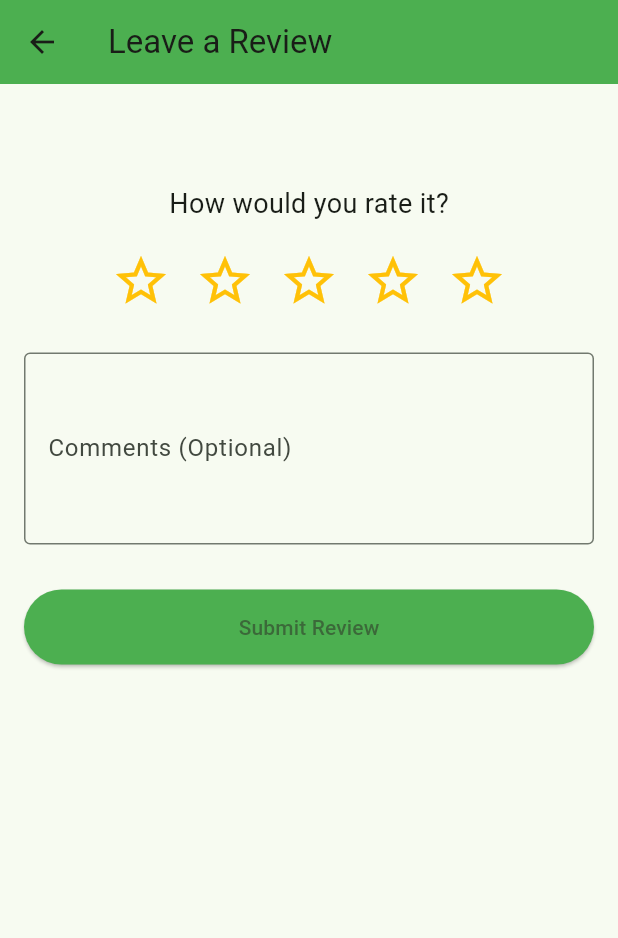
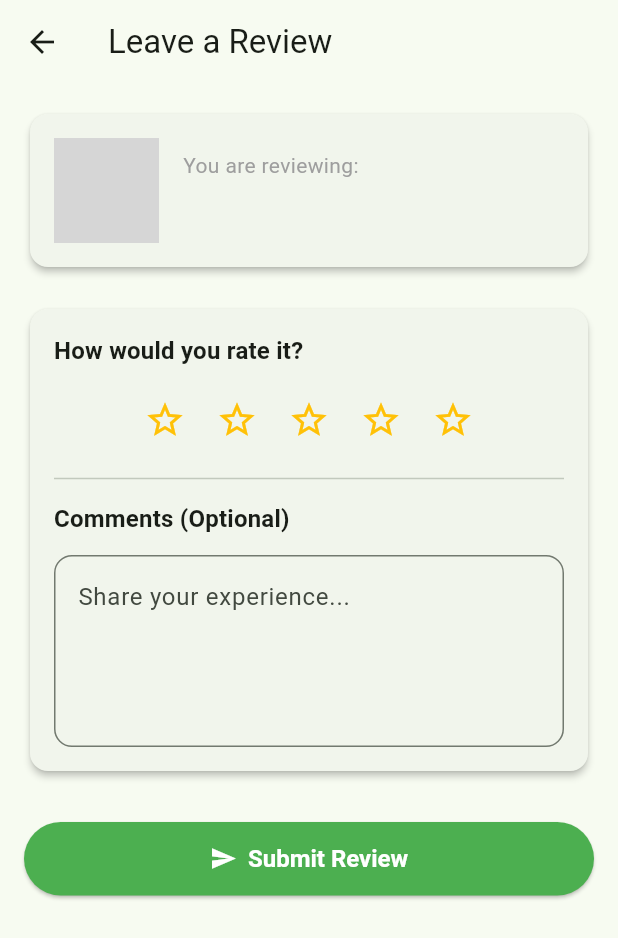
Before and after one commit to itscodemine/foodies, a Flutter app: the AddReviewScreen screen opened directly with empty values, on a phone screen of 412 x 824 dp. Shown: the top 938 px of the screen. Run offline on Flutter 3.47's test engine with Material 3 defaults, Android fonts, the phone set to English and light mode, and no system bars; our stand-ins replace cloud_firestore, firebase_auth, firebase_core; accounts and stored records are empty; network calls fail; grey boxes are pictures that could not be loaded.

Commit message:
feat: update menu review screen

```diff
--- a/lib/ui/screens/add_review_screen.dart
+++ b/lib/ui/screens/add_review_screen.dart
@@ -6,8 +6,11 @@ class AddReviewScreen extends StatefulWidget {
   final OrderItem orderItem;
   final String orderId;
 
-  const AddReviewScreen(
-      {super.key, required this.orderItem, required this.orderId});
+  const AddReviewScreen({
+    super.key,
+    required this.orderItem,
+    required this.orderId,
+  });
 
   @override
   State<AddReviewScreen> createState() => _AddReviewScreenState();
@@ -21,10 +24,12 @@ class _AddReviewScreenState extends State<AddReviewScreen> {
 
   void _submitReview() async {
     if (_rating == 0) {
-      ScaffoldMessenger.of(context).showSnackBar(const SnackBar(
+      ScaffoldMessenger.of(context).showSnackBar(
+        const SnackBar(
           content: Text('Please select a star rating.'),
           backgroundColor: Colors.red,
-      ));
+        ),
+      );
       return;
     }
 
@@ -41,16 +46,20 @@ class _AddReviewScreenState extends State<AddReviewScreen> {
 
     if (mounted) {
       if (success) {
-        ScaffoldMessenger.of(context).showSnackBar(const SnackBar(
+        ScaffoldMessenger.of(context).showSnackBar(
+          const SnackBar(
             content: Text('Review submitted successfully!'),
             backgroundColor: Colors.green,
-        ));
+          ),
+        );
         Navigator.pop(context, true);
       } else {
-        ScaffoldMessenger.of(context).showSnackBar(const SnackBar(
+        ScaffoldMessenger.of(context).showSnackBar(
+          const SnackBar(
             content: Text('Failed to submit review. Please try again.'),
             backgroundColor: Colors.red,
-        ));
+          ),
+        );
         setState(() {
           _isSubmitting = false;
         });
@@ -61,29 +70,106 @@ class _AddReviewScreenState extends State<AddReviewScreen> {
   @override
   Widget build(BuildContext context) {
     return Scaffold(
-      appBar: AppBar(
-        title: const Text('Leave a Review'),
-        backgroundColor: Colors.green,
-      ),
+      appBar: AppBar(title: const Text('Leave a Review')),
       body: SingleChildScrollView(
         padding: const EdgeInsets.all(16.0),
         child: Column(
-          crossAxisAlignment: CrossAxisAlignment.center,
+          crossAxisAlignment: CrossAxisAlignment.stretch,
           children: [
-            Text(widget.orderItem.name,
-                style:
-                    const TextStyle(fontSize: 22, fontWeight: FontWeight.bold)),
+            _buildProductInfoCard(),
             const SizedBox(height: 20),
-            const Text('How would you rate it?', style: TextStyle(fontSize: 18)),
+            _buildReviewInputCard(),
+            const SizedBox(height: 30),
+            _isSubmitting
+                ? const Center(child: CircularProgressIndicator())
+                : ElevatedButton.icon(
+                    onPressed: _submitReview,
+                    icon: const Icon(Icons.send),
+                    label: const Text('Submit Review'),
+                    style: ElevatedButton.styleFrom(
+                      backgroundColor: Colors.green,
+                      foregroundColor: Colors.white,
+                      padding: const EdgeInsets.symmetric(vertical: 15),
+                      textStyle: const TextStyle(
+                        fontSize: 16,
+                        fontWeight: FontWeight.bold,
+                      ),
+                    ),
+                  ),
+          ],
+        ),
+      ),
+    );
+  }
+
+  Widget _buildProductInfoCard() {
+    return Card(
+      elevation: 2,
+      shape: RoundedRectangleBorder(borderRadius: BorderRadius.circular(12)),
+      child: Padding(
+        padding: const EdgeInsets.all(16.0),
+        child: Row(
+          children: [
+            ClipRRect(
+              borderRadius: BorderRadius.circular(8.0),
+              child: Image.network(
+                widget.orderItem.imageUrl,
+                width: 70,
+                height: 70,
+                fit: BoxFit.cover,
+              ),
+            ),
+            const SizedBox(width: 16),
+            Expanded(
+              child: Column(
+                crossAxisAlignment: CrossAxisAlignment.start,
+                children: [
+                  const Text(
+                    'You are reviewing:',
+                    style: TextStyle(color: Colors.grey),
+                  ),
+                  const SizedBox(height: 4),
+                  Text(
+                    widget.orderItem.name,
+                    style: const TextStyle(
+                      fontSize: 20,
+                      fontWeight: FontWeight.bold,
+                    ),
+                  ),
+                ],
+              ),
+            ),
+          ],
+        ),
+      ),
+    );
+  }
+
+  Widget _buildReviewInputCard() {
+    return Card(
+      elevation: 2,
+      shape: RoundedRectangleBorder(borderRadius: BorderRadius.circular(12)),
+      child: Padding(
+        padding: const EdgeInsets.all(16.0),
+        child: Column(
+          crossAxisAlignment: CrossAxisAlignment.start,
+          children: [
+            Text(
+              'How would you rate it?',
+              style: Theme.of(
+                context,
+              ).textTheme.titleMedium?.copyWith(fontWeight: FontWeight.bold),
+            ),
             const SizedBox(height: 10),
-            Row(
-              mainAxisAlignment: MainAxisAlignment.center,
+            Center(
+              child: Wrap(
+                alignment: WrapAlignment.center,
                 children: List.generate(5, (index) {
                   return IconButton(
                     icon: Icon(
                       _rating > index ? Icons.star : Icons.star_border,
                       color: Colors.amber,
-                    size: 40,
+                      size: 28,
                     ),
                     onPressed: () {
                       setState(() {
@@ -93,25 +179,25 @@ class _AddReviewScreenState extends State<AddReviewScreen> {
                   );
                 }),
               ),
-            const SizedBox(height: 20),
+            ),
+            const Divider(height: 30),
+            Text(
+              'Comments (Optional)',
+              style: Theme.of(
+                context,
+              ).textTheme.titleMedium?.copyWith(fontWeight: FontWeight.bold),
+            ),
+            const SizedBox(height: 12),
             TextFormField(
               controller: _commentController,
               decoration: const InputDecoration(
-                labelText: 'Comments (Optional)',
-                border: OutlineInputBorder(),
+                hintText: 'Share your experience...',
+                border: OutlineInputBorder(
+                  borderRadius: BorderRadius.all(Radius.circular(12)),
+                ),
               ),
               maxLines: 4,
-            ),
-            const SizedBox(height: 30),
-            _isSubmitting
-                ? const CircularProgressIndicator()
-                : ElevatedButton(
-                    onPressed: _submitReview,
-                    style: ElevatedButton.styleFrom(
-                      backgroundColor: Colors.green,
-                      minimumSize: const Size(double.infinity, 50),
-                    ),
-                    child: const Text('Submit Review'),
+              textCapitalization: TextCapitalization.sentences,
             ),
           ],
         ),
--- a/lib/ui/screens/order_history_detail_screen.dart
+++ b/lib/ui/screens/order_history_detail_screen.dart
@@ -267,10 +267,7 @@ class _OrderHistoryDetailScreenState extends State<OrderHistoryDetailScreen> {
                   fontWeight: FontWeight.bold,
                 ),
               ),
-              child: Text(
-                isReviewed ? 'REVIEWED' : 'REVIEW',
-                style: TextStyle(color: Colors.white),
-              ),
+              child: Text(isReviewed ? 'REVIEWED' : 'REVIEW'),
             ),
         ],
       ),
```
Lines whose indentation alone changed are shown as unchanged.
